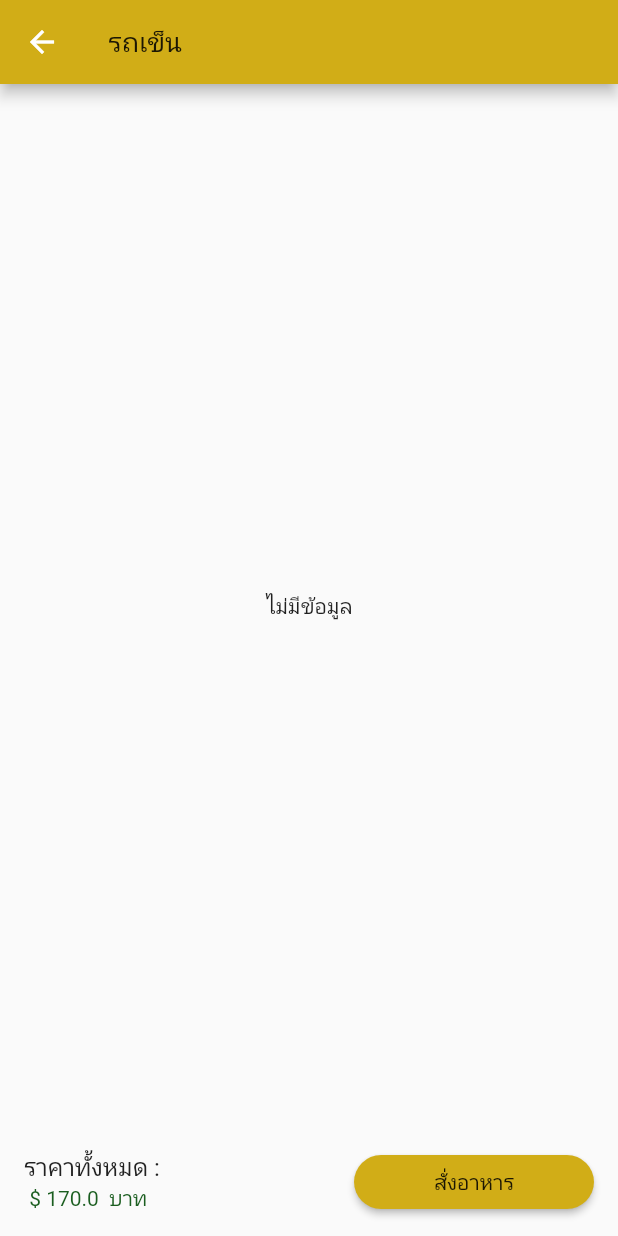
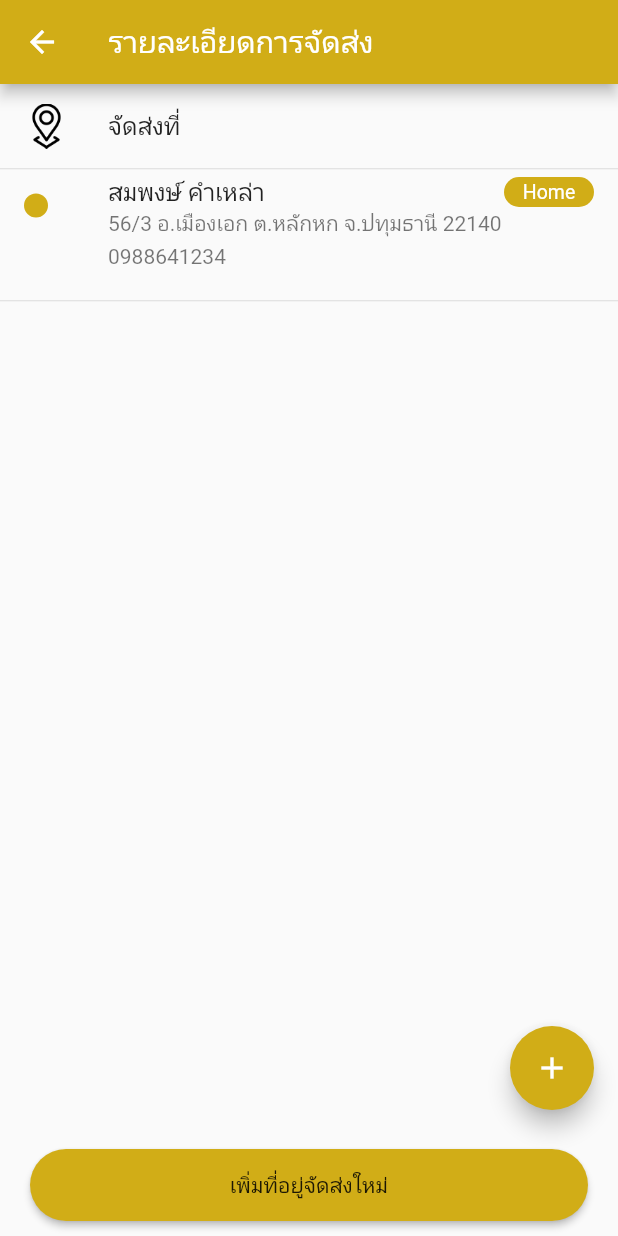
Before and after one commit to Powarut/test_project, a Flutter app: the ReviewCart screen opened directly, after a tap on "สั่งอาหาร", on a phone screen of 412 x 824 dp. Run offline on Flutter 3.47's test engine with Material 2 defaults, Android fonts, the phone set to English and light mode, and no system bars; our stand-ins replace cloud_firestore, file_picker, firebase_auth, firebase_core, firebase_storage, fluttertoast and 3 more; missing offline and left inert: qrscan; accounts and stored records are empty.

Commit message:
Initial commit

```diff
--- a/lib/cart/review_cart.dart
+++ b/lib/cart/review_cart.dart
@@ -1,8 +1,10 @@
 import 'package:flutter/material.dart';
+import 'package:fluttertoast/fluttertoast.dart';
 import 'package:provider/provider.dart';
 import 'package:test_project/cart/cart_model.dart';
 import 'package:test_project/constants/color.dart';
 import 'package:test_project/providers/reviewcart_provider.dart';
+import 'package:test_project/screens/check_out_delivery_details/delivery_details.dart';
 import 'package:test_project/widgets/single_item.dart';
 
 class ReviewCart extends StatelessWidget {
@@ -65,7 +67,16 @@ class ReviewCart extends StatelessWidget {
                 30,
               ),
             ),
-            onPressed: () {},
+            onPressed: () {
+              if(reviewCartProvider.getReviewCartDataList.isEmpty){
+                // return Fluttertoast.showToast(msg: "msg");
+              }
+              Navigator.of(context).push(
+                MaterialPageRoute(
+                  builder: (context) => DeliveryDetails(),
+                ),
+              );
+            },
           ),
         ),
       ),
--- /dev/null
+++ b/lib/screens/check_out_delivery_details/address_delivery/add_address_delivery.dart
@@ -0,0 +1,19 @@
+import 'package:flutter/material.dart';
+class AddDeliveryAddressState extends StatefulWidget {
+  const AddDeliveryAddressState({Key? key}) : super(key: key);
+
+  @override
+  State<AddDeliveryAddressState> createState() => _AddDeliveryAddressStateState();
+}
+
+class _AddDeliveryAddressStateState extends State<AddDeliveryAddressState> {
+  @override
+  Widget build(BuildContext context) {
+    return Scaffold(
+      bottomNavigationBar: Container(
+        margin: EdgeInsets.symmetric(vertical: 10,horizontal: 20),
+        height: 48,
+      ),
+    );
+  }
+}
--- /dev/null
+++ b/lib/screens/check_out_delivery_details/delivery_details.dart
@@ -0,0 +1,64 @@
+import 'package:flutter/material.dart';
+import 'package:test_project/constants/color.dart';
+import 'package:test_project/screens/check_out_delivery_details/address_delivery/add_address_delivery.dart';
+import 'package:test_project/screens/check_out_delivery_details/single_delivery_item.dart';
+
+class DeliveryDetails extends StatelessWidget {
+  @override
+  Widget build(BuildContext context) {
+    return Scaffold(
+      appBar: AppBar(
+        backgroundColor: memberColor,
+        title: Text("รายละเอียดการจัดส่ง"),
+      ),
+      floatingActionButton: FloatingActionButton(
+        backgroundColor: memberColor,
+        child: Icon(Icons.add),
+        onPressed: () {},
+      ),
+      bottomNavigationBar: Container(
+        height: 48,
+        // width :160,
+        margin: EdgeInsets.symmetric(vertical: 10, horizontal: 20),
+        child: MaterialButton(
+          child: Text("เพิ่มที่อยู่จัดส่งใหม่"),
+          onPressed: () {
+            Navigator.of(context).push(
+              MaterialPageRoute(
+                builder: (context) => AddDeliveryAddressState(),
+              ),
+            );
+          },
+          color: memberColor,
+          shape: RoundedRectangleBorder(
+            borderRadius: BorderRadius.circular(30),
+          ),
+        ),
+      ),
+      body: ListView(
+        children: [
+          ListTile(
+            title: Text("จัดส่งที่"),
+            leading: Image.asset(
+              "assets/images/location.png",
+              height: 30,
+            ),
+          ),
+          Divider(
+            height: 1,
+          ),
+          Column(
+            children: [
+              SingleDelivery(
+                address: "56/3 อ.เมืองเอก ต.หลักหก จ.ปทุมธานี 22140",
+                title: "สมพงษ์ คำเหล่า",
+                number: "0988641234",
+                addressType: "Home",
+              ),
+            ],
+          ),
+        ],
+      ),
+    );
+  }
+}
--- /dev/null
+++ b/lib/screens/check_out_delivery_details/single_delivery_item.dart
@@ -0,0 +1,64 @@
+import 'package:flutter/material.dart';
+import 'package:test_project/constants/color.dart';
+class SingleDelivery extends StatelessWidget {
+  final String title;
+  final String address;
+  final String number;
+  final String addressType;
+  SingleDelivery({
+    required this.title,
+    required this.address,
+    required this.number,
+    required this.addressType,
+  });
+  @override
+  Widget build(BuildContext context) {
+    return Column(
+      children: [
+        ListTile(
+          title: Row(
+            mainAxisAlignment: MainAxisAlignment.spaceBetween,
+            children: [
+              Text(title),
+              Container(
+                width: 60,
+                padding: EdgeInsets.all(1),
+                height: 20,
+                decoration: BoxDecoration(
+                  color: memberColor,borderRadius: BorderRadius.circular(10)
+                ),
+                child: Center(
+                  child: Text(
+                    addressType,
+                    style: TextStyle(
+                      fontSize: 13,
+                      color: Colors.white,
+                    ),
+                  ),
+                ),
+              ),
+            ],
+          ),
+          leading: CircleAvatar(
+            radius: 8,
+            backgroundColor: memberColor,
+          ),
+          subtitle: Column(
+            mainAxisAlignment: MainAxisAlignment.spaceEvenly,
+            crossAxisAlignment: CrossAxisAlignment.start,
+            children: [
+              Text(address),
+              SizedBox(
+                height: 5,
+              ),
+              Text(number),
+            ],
+          ),
+        ),
+        Divider(
+          height: 35,
+        ),
+      ],
+    );
+  }
+}
--- a/lib/welcome_pange.dart
+++ b/lib/welcome_pange.dart
@@ -6,6 +6,7 @@ import 'package:test_project/Owner/manage_menu.dart';
 import 'package:test_project/ProductModle/Hometest.dart';
 import 'package:test_project/Rider/RiderLogin.dart';
 import 'package:test_project/constants/color.dart';
+import 'package:test_project/screens/check_out_delivery_details/delivery_details.dart';
 
 class Homescreen extends StatelessWidget {
   @override
@@ -103,7 +104,7 @@ class Homescreen extends StatelessWidget {
                     onPressed: () {
                       Navigator.push(context,
                           MaterialPageRoute(builder: (context) {
-                        return HomeMember();
+                        return DeliveryDetails();
                       }));
                     },
                   ),
```
Also changed, not shown: assets/images/location.png (added).
